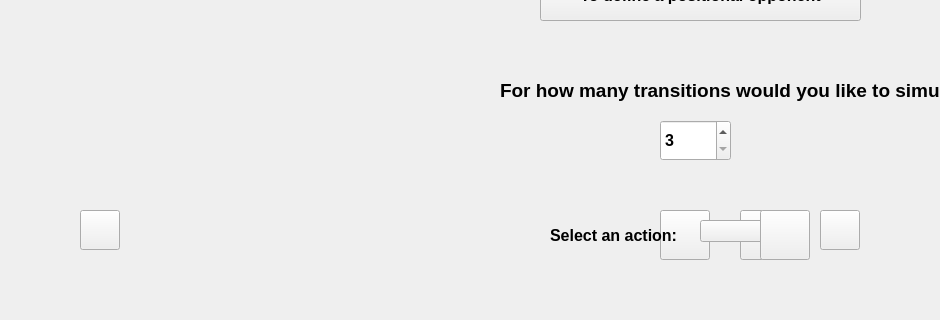
The window that MDP-parser/main-window.ui (dgalemb/MPAR) describes before a commit, drawn with Qt 5; both pictures show x 210 to 1150 and y 424 to 744 of the 1245 by 744 pixel window.
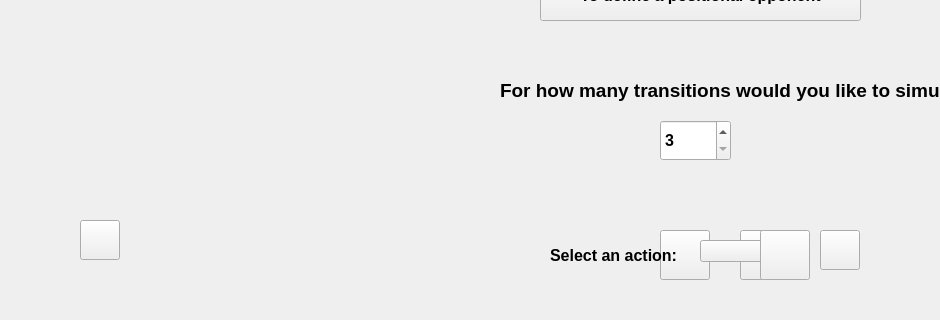
The same window after the commit. Icons and pictures are not drawn.

What changed in the file:
```diff
--- a/MDP-parser/main-window.ui
+++ b/MDP-parser/main-window.ui
@@ -27,7 +27,7 @@
     <property name="geometry">
      <rect>
       <x>290</x>
-      <y>610</y>
+      <y>620</y>
       <width>40</width>
       <height>40</height>
      </rect>
@@ -71,7 +71,7 @@
     <property name="geometry">
      <rect>
       <x>950</x>
-      <y>610</y>
+      <y>630</y>
       <width>50</width>
       <height>50</height>
      </rect>
@@ -94,9 +94,9 @@
     <property name="geometry">
      <rect>
       <x>20</x>
-      <y>40</y>
-      <width>591</width>
-      <height>561</height>
+      <y>50</y>
+      <width>590</width>
+      <height>560</height>
      </rect>
     </property>
     <property name="text">
@@ -108,8 +108,8 @@
      <rect>
       <x>630</x>
       <y>50</y>
-      <width>601</width>
-      <height>541</height>
+      <width>590</width>
+      <height>560</height>
      </rect>
     </property>
     <property name="text">
@@ -252,7 +252,7 @@
     <property name="geometry">
      <rect>
       <x>870</x>
-      <y>610</y>
+      <y>630</y>
       <width>50</width>
       <height>50</height>
      </rect>
@@ -275,7 +275,7 @@
     <property name="geometry">
      <rect>
       <x>820</x>
-      <y>580</y>
+      <y>590</y>
       <width>231</width>
       <height>31</height>
      </rect>
@@ -296,7 +296,7 @@
     <property name="geometry">
      <rect>
       <x>760</x>
-      <y>620</y>
+      <y>640</y>
       <width>161</width>
       <height>31</height>
      </rect>
@@ -314,7 +314,7 @@
     <property name="geometry">
      <rect>
       <x>910</x>
-      <y>620</y>
+      <y>640</y>
       <width>101</width>
       <height>22</height>
      </rect>
@@ -324,7 +324,7 @@
     <property name="geometry">
      <rect>
       <x>1030</x>
-      <y>610</y>
+      <y>630</y>
       <width>40</width>
       <height>40</height>
      </rect>
@@ -350,7 +350,7 @@
     <property name="geometry">
      <rect>
       <x>970</x>
-      <y>610</y>
+      <y>630</y>
       <width>50</width>
       <height>50</height>
      </rect>
```
